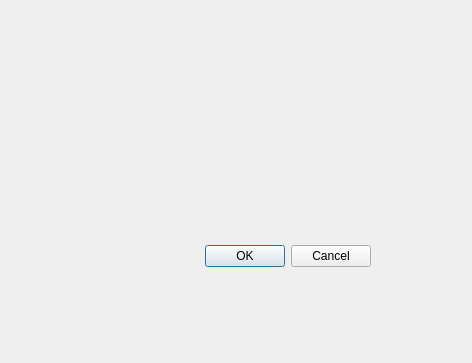
Old version of the form System/form.ui in the repository kamicute2/control_system.
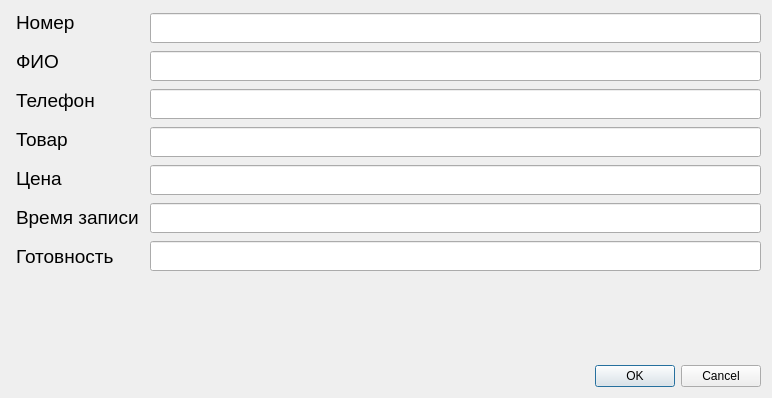
New version of the form.

The edit to the form file:
```diff
--- a/System/form.ui
+++ b/System/form.ui
@@ -6,29 +6,379 @@
    <rect>
     <x>0</x>
     <y>0</y>
-    <width>472</width>
-    <height>363</height>
+    <width>772</width>
+    <height>398</height>
    </rect>
   </property>
   <property name="windowTitle">
    <string>Dialog</string>
   </property>
-  <widget class="QDialogButtonBox" name="buttonBox">
-   <property name="geometry">
-    <rect>
-     <x>30</x>
-     <y>240</y>
-     <width>341</width>
-     <height>32</height>
-    </rect>
-   </property>
-   <property name="orientation">
-    <enum>Qt::Horizontal</enum>
-   </property>
-   <property name="standardButtons">
-    <set>QDialogButtonBox::Cancel|QDialogButtonBox::Ok</set>
-   </property>
-  </widget>
+  <layout class="QVBoxLayout" name="verticalLayout_3">
+   <item>
+    <layout class="QHBoxLayout" name="horizontalLayout">
+     <item>
+      <layout class="QVBoxLayout" name="verticalLayout">
+       <item>
+        <widget class="QLabel" name="label">
+         <property name="sizePolicy">
+          <sizepolicy hsizetype="Preferred" vsizetype="Preferred">
+           <horstretch>0</horstretch>
+           <verstretch>0</verstretch>
+          </sizepolicy>
+         </property>
+         <property name="minimumSize">
+          <size>
+           <width>0</width>
+           <height>0</height>
+          </size>
+         </property>
+         <property name="font">
+          <font>
+           <family>Arial</family>
+           <pointsize>14</pointsize>
+          </font>
+         </property>
+         <property name="layoutDirection">
+          <enum>Qt::LeftToRight</enum>
+         </property>
+         <property name="styleSheet">
+          <string notr="true">padding-bottom:10px;</string>
+         </property>
+         <property name="text">
+          <string>Номер</string>
+         </property>
+        </widget>
+       </item>
+       <item>
+        <widget class="QLabel" name="label_2">
+         <property name="sizePolicy">
+          <sizepolicy hsizetype="Preferred" vsizetype="Preferred">
+           <horstretch>0</horstretch>
+           <verstretch>0</verstretch>
+          </sizepolicy>
+         </property>
+         <property name="minimumSize">
+          <size>
+           <width>0</width>
+           <height>0</height>
+          </size>
+         </property>
+         <property name="font">
+          <font>
+           <family>Arial</family>
+           <pointsize>14</pointsize>
+          </font>
+         </property>
+         <property name="layoutDirection">
+          <enum>Qt::LeftToRight</enum>
+         </property>
+         <property name="styleSheet">
+          <string notr="true">padding-bottom:10px;</string>
+         </property>
+         <property name="text">
+          <string>ФИО</string>
+         </property>
+        </widget>
+       </item>
+       <item>
+        <widget class="QLabel" name="label_3">
+         <property name="sizePolicy">
+          <sizepolicy hsizetype="Preferred" vsizetype="Preferred">
+           <horstretch>0</horstretch>
+           <verstretch>0</verstretch>
+          </sizepolicy>
+         </property>
+         <property name="minimumSize">
+          <size>
+           <width>0</width>
+           <height>0</height>
+          </size>
+         </property>
+         <property name="font">
+          <font>
+           <family>Arial</family>
+           <pointsize>14</pointsize>
+          </font>
+         </property>
+         <property name="layoutDirection">
+          <enum>Qt::LeftToRight</enum>
+         </property>
+         <property name="styleSheet">
+          <string notr="true">padding-bottom:10px;</string>
+         </property>
+         <property name="text">
+          <string>Телефон</string>
+         </property>
+        </widget>
+       </item>
+       <item>
+        <widget class="QLabel" name="label_4">
+         <property name="sizePolicy">
+          <sizepolicy hsizetype="Preferred" vsizetype="Preferred">
+           <horstretch>0</horstretch>
+           <verstretch>0</verstretch>
+          </sizepolicy>
+         </property>
+         <property name="minimumSize">
+          <size>
+           <width>0</width>
+           <height>0</height>
+          </size>
+         </property>
+         <property name="font">
+          <font>
+           <family>Arial</family>
+           <pointsize>14</pointsize>
+          </font>
+         </property>
+         <property name="layoutDirection">
+          <enum>Qt::LeftToRight</enum>
+         </property>
+         <property name="styleSheet">
+          <string notr="true">padding-bottom:10px;</string>
+         </property>
+         <property name="text">
+          <string>Товар</string>
+         </property>
+        </widget>
+       </item>
+       <item>
+        <widget class="QLabel" name="label_5">
+         <property name="sizePolicy">
+          <sizepolicy hsizetype="Preferred" vsizetype="Preferred">
+           <horstretch>0</horstretch>
+           <verstretch>0</verstretch>
+          </sizepolicy>
+         </property>
+         <property name="minimumSize">
+          <size>
+           <width>0</width>
+           <height>0</height>
+          </size>
+         </property>
+         <property name="font">
+          <font>
+           <family>Arial</family>
+           <pointsize>14</pointsize>
+          </font>
+         </property>
+         <property name="layoutDirection">
+          <enum>Qt::LeftToRight</enum>
+         </property>
+         <property name="styleSheet">
+          <string notr="true">padding-bottom:10px;</string>
+         </property>
+         <property name="text">
+          <string>Цена</string>
+         </property>
+        </widget>
+       </item>
+       <item>
+        <widget class="QLabel" name="label_6">
+         <property name="sizePolicy">
+          <sizepolicy hsizetype="Preferred" vsizetype="Preferred">
+           <horstretch>0</horstretch>
+           <verstretch>0</verstretch>
+          </sizepolicy>
+         </property>
+         <property name="minimumSize">
+          <size>
+           <width>0</width>
+           <height>0</height>
+          </size>
+         </property>
+         <property name="font">
+          <font>
+           <family>Arial</family>
+           <pointsize>14</pointsize>
+          </font>
+         </property>
+         <property name="layoutDirection">
+          <enum>Qt::LeftToRight</enum>
+         </property>
+         <property name="styleSheet">
+          <string notr="true">padding-bottom:10px;</string>
+         </property>
+         <property name="text">
+          <string>Время записи</string>
+         </property>
+        </widget>
+       </item>
+       <item>
+        <widget class="QLabel" name="label_7">
+         <property name="sizePolicy">
+          <sizepolicy hsizetype="Preferred" vsizetype="Preferred">
+           <horstretch>0</horstretch>
+           <verstretch>0</verstretch>
+          </sizepolicy>
+         </property>
+         <property name="minimumSize">
+          <size>
+           <width>0</width>
+           <height>0</height>
+          </size>
+         </property>
+         <property name="font">
+          <font>
+           <family>Arial</family>
+           <pointsize>14</pointsize>
+          </font>
+         </property>
+         <property name="layoutDirection">
+          <enum>Qt::LeftToRight</enum>
+         </property>
+         <property name="styleSheet">
+          <string notr="true">padding-bottom:10px;</string>
+         </property>
+         <property name="text">
+          <string>Готовность</string>
+         </property>
+        </widget>
+       </item>
+      </layout>
+     </item>
+     <item>
+      <layout class="QVBoxLayout" name="verticalLayout_2">
+       <item>
+        <widget class="QLineEdit" name="lineEdit">
+         <property name="sizePolicy">
+          <sizepolicy hsizetype="Expanding" vsizetype="Fixed">
+           <horstretch>0</horstretch>
+           <verstretch>10</verstretch>
+          </sizepolicy>
+         </property>
+         <property name="minimumSize">
+          <size>
+           <width>0</width>
+           <height>30</height>
+          </size>
+         </property>
+        </widget>
+       </item>
+       <item>
+        <widget class="QLineEdit" name="lineEdit_2">
+         <property name="sizePolicy">
+          <sizepolicy hsizetype="Expanding" vsizetype="Fixed">
+           <horstretch>0</horstretch>
+           <verstretch>10</verstretch>
+          </sizepolicy>
+         </property>
+         <property name="minimumSize">
+          <size>
+           <width>0</width>
+           <height>30</height>
+          </size>
+         </property>
+        </widget>
+       </item>
+       <item>
+        <widget class="QLineEdit" name="lineEdit_3">
+         <property name="sizePolicy">
+          <sizepolicy hsizetype="Expanding" vsizetype="Fixed">
+           <horstretch>0</horstretch>
+           <verstretch>10</verstretch>
+          </sizepolicy>
+         </property>
+         <property name="minimumSize">
+          <size>
+           <width>0</width>
+           <height>30</height>
+          </size>
+         </property>
+        </widget>
+       </item>
+       <item>
+        <widget class="QLineEdit" name="lineEdit_4">
+         <property name="sizePolicy">
+          <sizepolicy hsizetype="Expanding" vsizetype="Fixed">
+           <horstretch>0</horstretch>
+           <verstretch>10</verstretch>
+          </sizepolicy>
+         </property>
+         <property name="minimumSize">
+          <size>
+           <width>0</width>
+           <height>30</height>
+          </size>
+         </property>
+        </widget>
+       </item>
+       <item>
+        <widget class="QLineEdit" name="lineEdit_5">
+         <property name="sizePolicy">
+          <sizepolicy hsizetype="Expanding" vsizetype="Fixed">
+           <horstretch>0</horstretch>
+           <verstretch>10</verstretch>
+          </sizepolicy>
+         </property>
+         <property name="minimumSize">
+          <size>
+           <width>0</width>
+           <height>30</height>
+          </size>
+         </property>
+        </widget>
+       </item>
+       <item>
+        <widget class="QLineEdit" name="lineEdit_6">
+         <property name="sizePolicy">
+          <sizepolicy hsizetype="Expanding" vsizetype="Fixed">
+           <horstretch>0</horstretch>
+           <verstretch>10</verstretch>
+          </sizepolicy>
+         </property>
+         <property name="minimumSize">
+          <size>
+           <width>0</width>
+           <height>30</height>
+          </size>
+         </property>
+        </widget>
+       </item>
+       <item>
+        <widget class="QLineEdit" name="lineEdit_7">
+         <property name="sizePolicy">
+          <sizepolicy hsizetype="Expanding" vsizetype="Fixed">
+           <horstretch>0</horstretch>
+           <verstretch>10</verstretch>
+          </sizepolicy>
+         </property>
+         <property name="minimumSize">
+          <size>
+           <width>0</width>
+           <height>30</height>
+          </size>
+         </property>
+        </widget>
+       </item>
+      </layout>
+     </item>
+    </layout>
+   </item>
+   <item>
+    <spacer name="verticalSpacer">
+     <property name="orientation">
+      <enum>Qt::Vertical</enum>
+     </property>
+     <property name="sizeHint" stdset="0">
+      <size>
+       <width>20</width>
+       <height>40</height>
+      </size>
+     </property>
+    </spacer>
+   </item>
+   <item>
+    <widget class="QDialogButtonBox" name="buttonBox">
+     <property name="orientation">
+      <enum>Qt::Horizontal</enum>
+     </property>
+     <property name="standardButtons">
+      <set>QDialogButtonBox::Cancel|QDialogButtonBox::Ok</set>
+     </property>
+    </widget>
+   </item>
+  </layout>
  </widget>
  <resources/>
  <connections>
```
